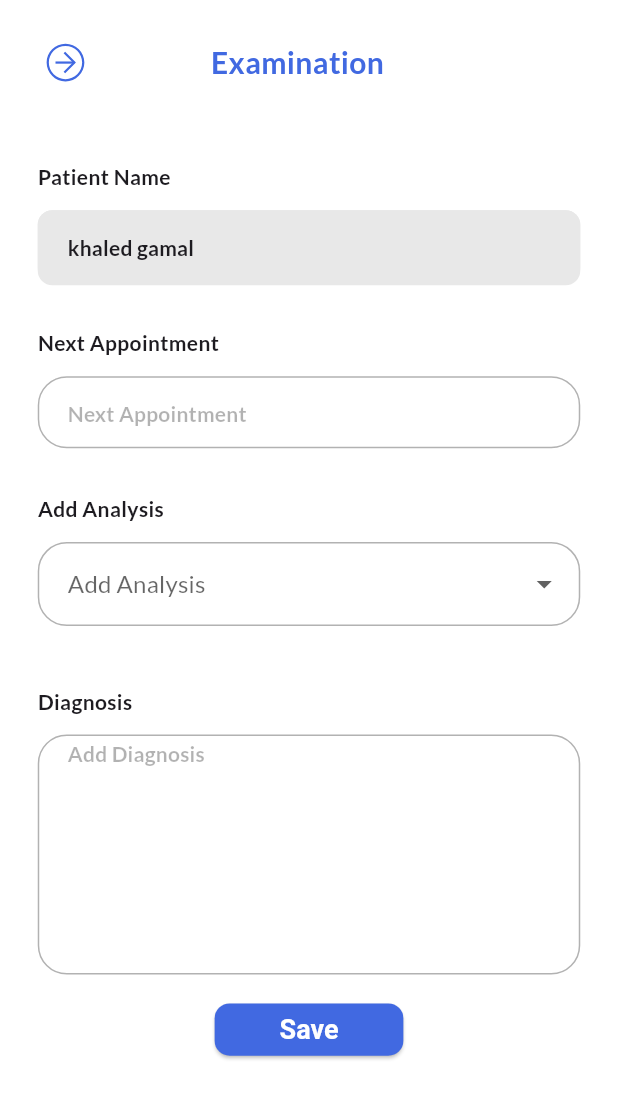
After one commit to Graduation-Project-FETU-2024-2025/doctor-app, a Flutter app: the ExaminationView screen opened directly, on a phone screen of 412 x 824 dp. The commit adds this screen. Shown: the top 1099 px of the screen. Run offline on Flutter 3.47's test engine with Material 3 defaults, Android fonts, the phone set to English and light mode, and no system bars; our stand-ins replace animated_notch_bottom_bar, bloc, cached_network_image, dartz, date_picker_timeline, dio and 14 more; missing offline and left inert: jwt_decode; accounts and stored records are empty; generated files the repository leaves out were written again; network calls fail; project files that could hold a hidden picture were left out.

Commit message:
examination ui

```diff
--- a/lib/core/routers/app_router.dart
+++ b/lib/core/routers/app_router.dart
@@ -10,6 +10,8 @@ import 'package:doctor_app/features/auth/presentation/view_model/sign_in_cubit/s
 import 'package:doctor_app/features/auth/presentation/views/otp_view.dart';
 import 'package:doctor_app/features/auth/presentation/views/sign_in_view.dart';
 import 'package:doctor_app/features/clinic/presentation/view/clinic_view.dart';
+import 'package:doctor_app/features/examination/presentation/view_models/examination_cubit/examination_cubit.dart';
+import 'package:doctor_app/features/examination/presentation/views/examination_view.dart';
 import 'package:doctor_app/features/main/presentation/view/main_view.dart';
 import 'package:doctor_app/features/onboarding/presentation/view/onboarding_view.dart';
 import 'package:doctor_app/features/splash/presentation/view/splash_view.dart';
@@ -45,6 +47,11 @@ class AppRouter {
         return _buildRoute(AppointmentDetails(
           patientAppointmentModel: args as PatientAppointmentModel,
         ));
+      case Routing.examination:
+        return _buildRoute(BlocProvider(
+          create: (context) => ExaminationCubit(),
+          child: ExaminationView(),
+        ));
       case Routing.clinicDetail:
         return _buildRoute(ClinicView());
       case Routing.clinicEdit:
--- a/lib/core/routers/routing.dart
+++ b/lib/core/routers/routing.dart
@@ -8,4 +8,5 @@ abstract class Routing {
   static const String otp = '/otp';
   static const String clinicDetail = '/clinicDetail';
   static const String clinicEdit = '/clinicEdit';
+  static const String examination = '/examination';
 }
--- /dev/null
+++ b/lib/features/examination/presentation/view_models/examination_cubit/examination_cubit.dart
@@ -0,0 +1,45 @@
+import 'package:bloc/bloc.dart';
+import 'package:flutter/material.dart';
+import 'package:meta/meta.dart';
+
+part 'examination_state.dart';
+
+class ExaminationCubit extends Cubit<ExaminationState> {
+  ExaminationCubit() : super(ExaminationInitial());
+
+  final nextAppointmentController = TextEditingController();
+  final diagnosisController = TextEditingController();
+
+  final List<String> availableAnalyses = [
+    'Blood Test',
+    'Urine Test',
+    'X-Ray',
+    'MRI',
+    'CT Scan',
+    'ECG',
+    'Ultrasound',
+    'Liver Function',
+    'Kidney Function',
+  ];
+
+  final List<String> selectedAnalyses = [];
+
+  void addAnalysis(String analysis) {
+    if (!selectedAnalyses.contains(analysis)) {
+      selectedAnalyses.add(analysis);
+      emit(ExaminationUpdated());
+    }
+  }
+
+  void removeAnalysis(String analysis) {
+    selectedAnalyses.remove(analysis);
+    emit(ExaminationUpdated());
+  }
+
+  @override
+  Future<void> close() {
+    nextAppointmentController.dispose();
+    diagnosisController.dispose();
+    return super.close();
+  }
+}
--- /dev/null
+++ b/lib/features/examination/presentation/view_models/examination_cubit/examination_state.dart
@@ -0,0 +1,8 @@
+part of 'examination_cubit.dart';
+
+@immutable
+sealed class ExaminationState {}
+
+final class ExaminationInitial extends ExaminationState {}
+
+final class ExaminationUpdated extends ExaminationState {}
--- /dev/null
+++ b/lib/features/examination/presentation/views/examination_view.dart
@@ -0,0 +1,15 @@
+import 'package:doctor_app/features/examination/presentation/views/widgets/examination_view_body.dart';
+import 'package:flutter/material.dart';
+
+class ExaminationView extends StatelessWidget {
+  const ExaminationView({super.key});
+
+  @override
+  Widget build(BuildContext context) {
+    return SafeArea(
+      child: Scaffold(
+        body: ExaminationViewBody(),
+      ),
+    );
+  }
+}
--- /dev/null
+++ b/lib/features/examination/presentation/views/widgets/analysis_drop_down_menu.dart
@@ -0,0 +1,92 @@
+import 'package:doctor_app/core/utils/app_colors.dart';
+import 'package:doctor_app/core/utils/app_styles.dart';
+import 'package:doctor_app/features/examination/presentation/view_models/examination_cubit/examination_cubit.dart';
+import 'package:doctor_app/generated/l10n.dart';
+import 'package:flutter/material.dart';
+import 'package:flutter_bloc/flutter_bloc.dart';
+import 'package:flutter_screenutil/flutter_screenutil.dart';
+
+class AnalysisDropDownMenu extends StatelessWidget {
+  const AnalysisDropDownMenu({super.key});
+
+  @override
+  Widget build(BuildContext context) {
+    final cubit = context.watch<ExaminationCubit>();
+
+    return Column(
+      crossAxisAlignment: CrossAxisAlignment.start,
+      children: [
+        Text(
+          S.of(context).addanalysis,
+          style: AppStyles.semiBold14(context),
+        ),
+        SizedBox(height: 12.h),
+        DropdownButtonFormField<String>(
+          value: null,
+          items: cubit.availableAnalyses
+              .map(
+                (e) => DropdownMenuItem<String>(
+                  value: e,
+                  child: Text(e),
+                ),
+              )
+              .toList(),
+          onChanged: (value) {
+            if (value != null) {
+              cubit.addAnalysis(value);
+            }
+          },
+          decoration: InputDecoration(
+            hintText: S.of(context).addanalysis,
+            hintStyle: AppStyles.semiBold14(context).copyWith(
+              color: Theme.of(context).brightness == Brightness.light
+                  ? AppColors.black.withOpacity(0.3)
+                  : AppColors.white.withOpacity(0.3),
+            ),
+            fillColor: Colors.transparent,
+            filled: true,
+            enabledBorder: OutlineInputBorder(
+              borderRadius: BorderRadius.circular(20.r),
+              borderSide: BorderSide(
+                width: 1,
+                color: Theme.of(context).brightness == Brightness.light
+                    ? AppColors.black.withOpacity(0.3)
+                    : AppColors.white.withOpacity(0.6),
+              ),
+            ),
+            focusedBorder: OutlineInputBorder(
+              borderRadius: BorderRadius.circular(20.r),
+              borderSide: BorderSide(
+                width: 1,
+                color: AppColors.primaryColor,
+              ),
+            ),
+          ),
+        ),
+        SizedBox(height: 12.h),
+        Wrap(
+          spacing: 8.w,
+          runSpacing: 8.h,
+          children: cubit.selectedAnalyses.map((analysis) {
+            return Chip(
+              shape: RoundedRectangleBorder(
+                borderRadius: BorderRadius.circular(20.r),
+                side: BorderSide(
+                  width: 1,
+                  color: AppColors.primaryColor,
+                ),
+              ),
+              label: Text(analysis),
+              deleteIcon: Icon(Icons.close, size: 18),
+              onDeleted: () => cubit.removeAnalysis(analysis),
+              backgroundColor: Theme.of(context).brightness == Brightness.light
+                  ? AppColors.white
+                  : AppColors.black,
+              labelStyle: TextStyle(color: AppColors.primaryColor),
+            );
+          }).toList(),
+        ),
+      ],
+    );
+  }
+}
--- /dev/null
+++ b/lib/features/examination/presentation/views/widgets/custom_text_field.dart
@@ -0,0 +1,117 @@
+import 'package:doctor_app/core/utils/app_colors.dart';
+import 'package:doctor_app/core/utils/app_styles.dart';
+import 'package:doctor_app/generated/l10n.dart';
+import 'package:flutter/material.dart';
+import 'package:flutter_screenutil/flutter_screenutil.dart';
+
+class CustomTextField extends StatelessWidget {
+  const CustomTextField({
+    super.key,
+    required this.label,
+    required this.readOnly,
+    this.controller,
+    required this.hintText,
+    this.keyboardType,
+    this.initValue,
+    this.maxLines,
+  });
+  final String label;
+  final bool readOnly;
+  final TextEditingController? controller;
+  final String hintText;
+  final TextInputType? keyboardType;
+  final String? initValue;
+  final int? maxLines;
+
+  @override
+  Widget build(BuildContext context) {
+    if (controller != null && controller!.text.isEmpty && initValue != null) {
+      controller!.text = initValue!;
+    }
+    return Column(
+      crossAxisAlignment: CrossAxisAlignment.start,
+      children: [
+        Text(
+          label,
+          style: AppStyles.semiBold14(context),
+        ),
+        SizedBox(
+          height: 12.h,
+        ),
+        Container(
+          width: double.infinity,
+          height: maxLines != null ? maxLines! * 20 : 50,
+          decoration: BoxDecoration(
+            color: readOnly
+                ? Theme.of(context).brightness == Brightness.light
+                    ? Color(0xffE8E8E8)
+                    : Color(0xff939393)
+                : Colors.transparent,
+            borderRadius: readOnly
+                ? BorderRadius.circular(10.r)
+                : BorderRadius.circular(20.r),
+          ),
+          child: TextFormField(
+            validator: (value) {
+              if (value!.isEmpty && !readOnly) {
+                return S.of(context).fieldRequired;
+              }
+              return null;
+            },
+            maxLines: maxLines ?? 1,
+            keyboardType: keyboardType ?? TextInputType.text,
+            onTapOutside: (v) {
+              FocusScope.of(context).unfocus();
+            },
+            controller: controller,
+            readOnly: readOnly,
+            cursorHeight: 25.h,
+            cursorColor: AppColors.primaryColor,
+            style: Theme.of(context).textTheme.titleMedium,
+            decoration: InputDecoration(
+              contentPadding: EdgeInsets.symmetric(
+                horizontal: 16,
+              ),
+              hintText: hintText,
+              hintStyle: readOnly
+                  ? AppStyles.semiBold14(context)
+                  : AppStyles.semiBold14(context).copyWith(
+                      color: Theme.of(context).brightness == Brightness.light
+                          ? AppColors.black.withOpacity(0.3)
+                          : AppColors.white.withOpacity(0.3),
+                    ),
+              fillColor: readOnly
+                  ? Theme.of(context).brightness == Brightness.light
+                      ? Color(0xffE8E8E8)
+                      : Color(0xff939393)
+                  : Colors.transparent,
+              filled: true,
+              enabledBorder: OutlineInputBorder(
+                borderRadius: readOnly
+                    ? BorderRadius.circular(10.r)
+                    : BorderRadius.circular(20.r),
+                borderSide: BorderSide(
+                  width: 1,
+                  color: readOnly
+                      ? Colors.transparent
+                      : Theme.of(context).brightness == Brightness.light
+                          ? AppColors.black.withOpacity(0.3)
+                          : AppColors.white.withOpacity(0.6),
+                ),
+              ),
+              focusedBorder: OutlineInputBorder(
+                borderRadius: readOnly
+                    ? BorderRadius.circular(10.r)
+                    : BorderRadius.circular(20.r),
+                borderSide: BorderSide(
+                  width: 1,
+                  color: readOnly ? Colors.transparent : AppColors.primaryColor,
+                ),
+              ),
+            ),
+          ),
+        ),
+      ],
+    );
+  }
+}
--- /dev/null
+++ b/lib/features/examination/presentation/views/widgets/examination_view_body.dart
@@ -0,0 +1,108 @@
+import 'package:doctor_app/core/database/cache/cache_keys.dart';
+import 'package:doctor_app/core/database/cache/cashe_helper.dart';
+import 'package:doctor_app/core/services/get_it.dart';
+import 'package:doctor_app/core/utils/app_colors.dart';
+import 'package:doctor_app/core/utils/app_icons.dart';
+import 'package:doctor_app/core/utils/app_styles.dart';
+import 'package:doctor_app/core/widgets/add_delete_button.dart';
+import 'package:doctor_app/features/examination/presentation/view_models/examination_cubit/examination_cubit.dart';
+import 'package:doctor_app/features/examination/presentation/views/widgets/analysis_drop_down_menu.dart';
+import 'package:doctor_app/features/examination/presentation/views/widgets/custom_text_field.dart';
+import 'package:doctor_app/generated/l10n.dart';
+import 'package:flutter/material.dart';
+import 'package:flutter_bloc/flutter_bloc.dart';
+import 'package:flutter_screenutil/flutter_screenutil.dart';
+import 'package:flutter_svg/svg.dart';
+
+class ExaminationViewBody extends StatelessWidget {
+  const ExaminationViewBody({super.key});
+
+  @override
+  Widget build(BuildContext context) {
+    final cubit = context.read<ExaminationCubit>();
+    return SingleChildScrollView(
+      child: Padding(
+        padding: EdgeInsets.symmetric(vertical: 24.h, horizontal: 24.w),
+        child: Column(
+          children: [
+            Row(
+              mainAxisAlignment: MainAxisAlignment.spaceBetween,
+              children: [
+                getIt<CacheHelper>()
+                            .getString(key: CacheKeys.currentLanguage) ==
+                        'en'
+                    ? SvgPicture.asset(
+                        AppIcons.svgsBack,
+                        height: 37,
+                        width: 37,
+                      )
+                    : SvgPicture.asset(
+                        AppIcons.svgsBackRight,
+                        height: 37,
+                        width: 37,
+                      ),
+                Text(
+                  S.of(context).Examination,
+                  style: AppStyles.semiBold20(context).copyWith(
+                    color: AppColors.primaryColor,
+                  ),
+                ),
+                SizedBox(
+                  width: 50.w,
+                ),
+              ],
+            ),
+            SizedBox(
+              height: 50.h,
+            ),
+            CustomTextField(
+              label: S.of(context).patientName,
+              readOnly: true,
+              hintText: 'khaled gamal',
+            ),
+            SizedBox(
+              height: 30.h,
+            ),
+            CustomTextField(
+              label: S.of(context).nextAppointment,
+              readOnly: false,
+              hintText: S.of(context).nextAppointment,
+              controller: cubit.nextAppointmentController,
+            ),
+            SizedBox(
+              height: 30.h,
+            ),
+            AnalysisDropDownMenu(),
+            SizedBox(
+              height: 30.h,
+            ),
+            CustomTextField(
+              label: S.of(context).diagnosis,
+              readOnly: false,
+              hintText: S.of(context).addDiagnosis,
+              maxLines: 8,
+              controller: cubit.diagnosisController,
+            ),
+            SizedBox(
+              height: 20.h,
+            ),
+            Row(
+              mainAxisAlignment: MainAxisAlignment.center,
+              children: [
+                SizedBox(
+                  height: 36.h,
+                  width: 120.w,
+                  child: AddDeleteButton(
+                    title: S.of(context).save,
+                    color: AppColors.primaryColor,
+                    onpressed: () {},
+                  ),
+                ),
+              ],
+            ),
+          ],
+        ),
+      ),
+    );
+  }
+}
--- a/lib/l10n/intl_ar.arb
+++ b/lib/l10n/intl_ar.arb
@@ -65,5 +65,14 @@
         "specializationName": "اسم التخصص",
         "enterPrice": "ادخل السعر",
         "price": "السعر",
-        "patientComment":"تعليق"
+        "patientComment":"تعليق",
+        "Examination":"الفحص",
+        "fieldRequired":"هذا الحقل مطلوب",
+        "patientName":"اسم المريض",
+        "nextAppointment":"الموعد القادم",
+        "addanalysis":"إضافة تحليل",
+        "diagnosis":"التشخيص",
+        "addDiagnosis":"اضافة التشخيص"
+
+
 }
--- a/lib/l10n/intl_en.arb
+++ b/lib/l10n/intl_en.arb
@@ -66,5 +66,12 @@
     "enterPrice": "Enter Price",
     "price": "Price",
     "specializationName": "Specialization Name",
-    "patientComment":"Comment"
+    "patientComment":"Comment",
+    "Examination":"Examination",
+    "fieldRequired":"field Required",
+    "patientName":"Patient Name",
+    "nextAppointment":"Next Appointment",
+    "addanalysis":"Add Analysis",
+    "diagnosis":"Diagnosis",
+    "addDiagnosis":"Add Diagnosis"
 }
```
Also changed, not shown: lib/generated/intl/messages_all.dart, lib/generated/intl/messages_ar.dart, lib/generated/intl/messages_en.dart, lib/generated/l10n.dart.
